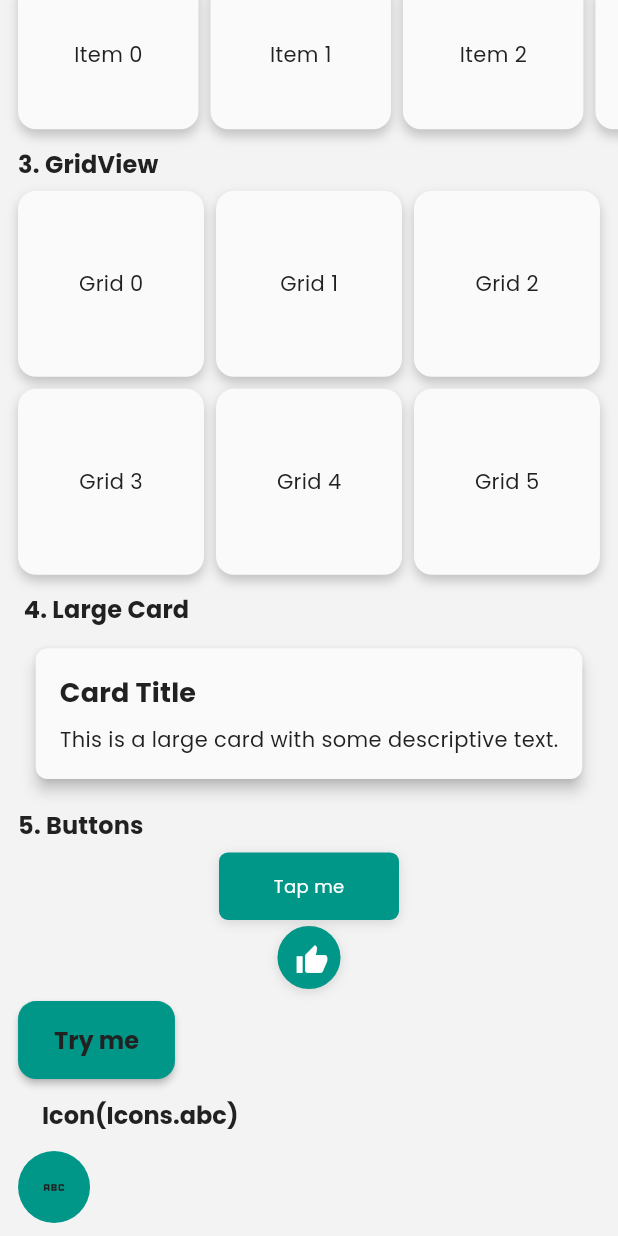
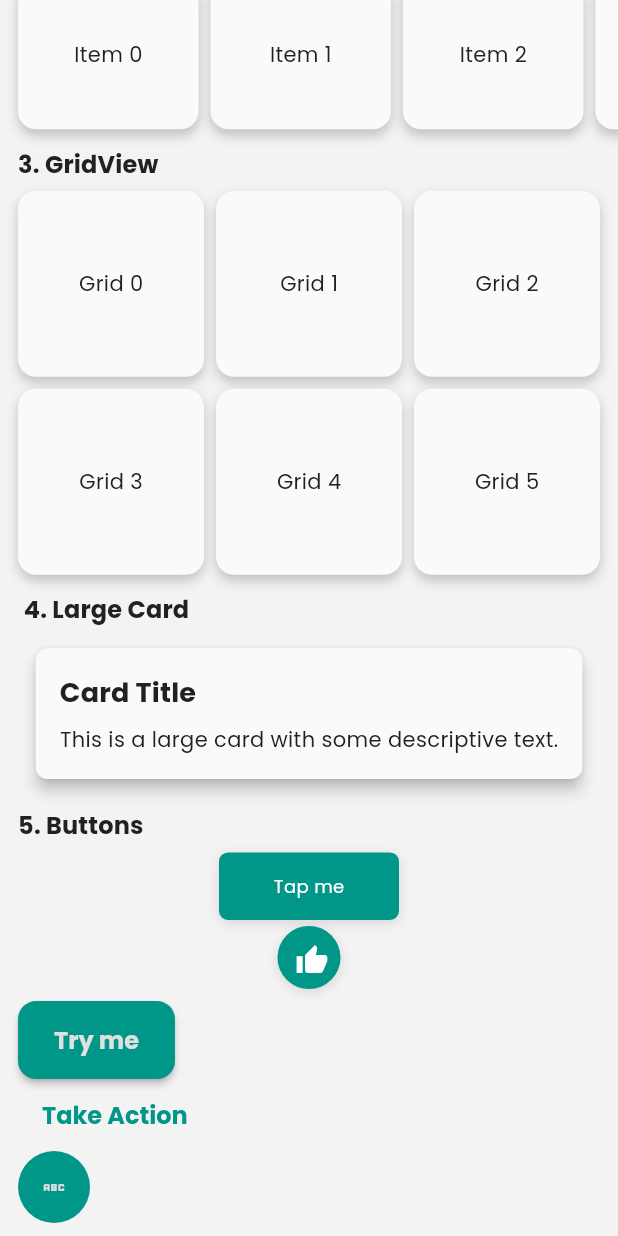
Before and after one commit to devaniket2/flutter_flavors_boilerplate, a Flutter app: the HomeScreen screen opened directly, scrolled down 1152 dp, on a phone screen of 412 x 824 dp. Run offline on Flutter 3.47's test engine with Material 3 defaults, Android fonts, the phone set to English and light mode, and no system bars; our stand-ins replace cached_network_image, connectivity_plus, device_info_plus, dio, flutter_animate, flutter_bloc and 10 more; missing offline and left inert: flutter_inappwebview; accounts and stored records are empty; network calls fail.

Commit message:
optimized button UI

```diff
--- a/lib/app/common/widgets/app_button.dart
+++ b/lib/app/common/widgets/app_button.dart
@@ -1,3 +1,4 @@
+import 'dart:async';
 import 'package:flutter/material.dart';
 import 'package:flutter_flavors_boilerplate/app/resources/color_resource.dart';
 import 'package:flutter_flavors_boilerplate/utils/app_utils/app_utils.dart';
@@ -5,7 +6,7 @@ import 'package:flutter_flavors_boilerplate/utils/snackbar/snackbar_manager.dart
 import 'package:flutter_screenutil/flutter_screenutil.dart';
 
 class AppButton extends StatefulWidget {
-  final Future<void> Function() onTap;
+  final FutureOr<void> Function()? onTap;
   final Widget child;
   final Color? backgroundColor;
   final BorderRadius? borderRadius;
@@ -99,9 +100,11 @@ class _AppButtonState extends State<AppButton>
     await _controller.forward();
     await _controller.reverse();
 
+    if (_isLoading) return;
+
     setState(() => _isLoading = true);
 
-    await widget.onTap();
+    await widget.onTap?.call();
 
     setState(() => _isLoading = false);
   }
--- a/lib/app/common/widgets/app_input_field.dart
+++ b/lib/app/common/widgets/app_input_field.dart
@@ -80,7 +80,7 @@ class AppInputField extends FormField<String> {
                    : TextAlign.start,
                maxLines: maxLines ?? 1,
                maxLength: maxLength,
-               style: AppTextTheme.bodySmall(
+               style: AppTextTheme.bodyMedium(
                  field.context,
                ).copyWith(color: field.hasError ? errorColor : textColor),
                keyboardType: keyboardType,
--- a/lib/app/common/widgets/app_material_button.dart
+++ b/lib/app/common/widgets/app_material_button.dart
@@ -1,11 +1,13 @@
+import 'dart:async';
+
 import 'package:flutter/material.dart';
 import 'package:flutter_flavors_boilerplate/app/resources/color_resource.dart';
-import 'package:flutter_flavors_boilerplate/utils/app_utils/app_utils.dart';
+import 'package:flutter_screenutil/flutter_screenutil.dart';
 
-class AppMaterialButton extends StatelessWidget {
+class AppMaterialButton extends StatefulWidget {
   final Widget child;
-  final VoidCallback? onPressed;
-  final VoidCallback? onLongPress;
+  final FutureOr<void> Function()? onTap;
+  final FutureOr<void> Function()? onLongPress;
   final Color? backgroundColor;
   final Color? foregroundColor;
   final Color? disabledBackgroundColor;
@@ -23,7 +25,7 @@ class AppMaterialButton extends StatelessWidget {
   const AppMaterialButton({
     super.key,
     required this.child,
-    required this.onPressed,
+    required this.onTap,
     this.onLongPress,
     this.backgroundColor,
     this.foregroundColor,
@@ -43,8 +45,8 @@ class AppMaterialButton extends StatelessWidget {
   factory AppMaterialButton.icon({
     Key? key,
     required Widget icon,
-    required VoidCallback? onPressed,
-    VoidCallback? onLongPress,
+    required FutureOr<void> Function()? onTap,
+    FutureOr<void> Function()? onLongPress,
     Color? backgroundColor,
     Color? foregroundColor,
     Color? disabledBackgroundColor,
@@ -59,7 +61,7 @@ class AppMaterialButton extends StatelessWidget {
   }) {
     return AppMaterialButton(
       key: key,
-      onPressed: onPressed,
+      onTap: onTap,
       onLongPress: onLongPress,
       backgroundColor: backgroundColor ?? ColorResource.PRIMARY,
       foregroundColor: foregroundColor,
@@ -82,11 +84,11 @@ class AppMaterialButton extends StatelessWidget {
   factory AppMaterialButton.text({
     Key? key,
     required String text,
-    required VoidCallback? onPressed,
-    VoidCallback? onLongPress,
+    required FutureOr<void> Function()? onTap,
+    FutureOr<void> Function()? onLongPress,
     TextStyle? textStyle,
     Color? backgroundColor = Colors.transparent,
-    Color? foregroundColor,
+    Color? foregroundColor = ColorResource.PRIMARY,
     Color? disabledBackgroundColor = Colors.transparent,
     Color? disabledForegroundColor,
     Color? splashColor = ColorResource.PRIMARY,
@@ -100,7 +102,7 @@ class AppMaterialButton extends StatelessWidget {
   }) {
     return AppMaterialButton(
       key: key,
-      onPressed: onPressed,
+      onTap: onTap,
       onLongPress: onLongPress,
       backgroundColor: backgroundColor,
       foregroundColor: foregroundColor,
@@ -125,8 +127,8 @@ class AppMaterialButton extends StatelessWidget {
     Key? key,
     required Widget icon,
     required Widget label,
-    required VoidCallback? onPressed,
-    VoidCallback? onLongPress,
+    required FutureOr<void> Function()? onTap,
+    FutureOr<void> Function()? onLongPress,
     Color? backgroundColor,
     Color? foregroundColor,
     Color? disabledBackgroundColor,
@@ -164,7 +166,7 @@ class AppMaterialButton extends StatelessWidget {
 
     return AppMaterialButton(
       key: key,
-      onPressed: onPressed,
+      onTap: onTap,
       onLongPress: onLongPress,
       backgroundColor: backgroundColor,
       foregroundColor: foregroundColor,
@@ -183,69 +185,105 @@ class AppMaterialButton extends StatelessWidget {
   }
 
   @override
+  State<AppMaterialButton> createState() => _AppMaterialButtonState();
+}
+
+class _AppMaterialButtonState extends State<AppMaterialButton> {
+  bool _isLoading = false;
+
+  /// Helper to process both synchronous and asynchronous callbacks
+  Future<void> _handleAction(FutureOr<void> Function()? action) async {
+    if (action == null || _isLoading) return;
+
+    setState(() => _isLoading = true);
+
+    try {
+      await action();
+    } finally {
+      // Prevents calling setState if the widget was unmounted during await
+      if (mounted) {
+        setState(() => _isLoading = false);
+      }
+    }
+  }
+
+  @override
   Widget build(BuildContext context) {
     final ThemeData theme = Theme.of(context);
-    bool isDarkMode = AppUtils.isDarkMode(context);
 
     // Dynamic Shape & Border Configuration
     final OutlinedBorder shape = RoundedRectangleBorder(
-      borderRadius: borderRadius ?? BorderRadius.circular(12.0),
-      side: side ?? BorderSide.none,
+      borderRadius: widget.borderRadius ?? BorderRadius.circular(12.r),
+      side: widget.side ?? BorderSide.none,
     );
 
     // Material State Resolution
     final ButtonStyle style = ButtonStyle(
       backgroundColor: WidgetStateProperty.resolveWith<Color?>((states) {
         if (states.contains(WidgetState.disabled)) {
-          return disabledBackgroundColor ??
+          return widget.disabledBackgroundColor ??
               theme.disabledColor.withValues(alpha: 0.12);
         }
-        return backgroundColor ?? theme.primaryColor;
+        return widget.backgroundColor ?? theme.primaryColor;
       }),
       foregroundColor: WidgetStateProperty.resolveWith<Color?>((states) {
         if (states.contains(WidgetState.disabled)) {
-          return disabledForegroundColor ??
+          return widget.disabledForegroundColor ??
               theme.disabledColor.withValues(alpha: 0.38);
         }
-        return foregroundColor ??
-            (isDarkMode
-                ? ColorResource.TEXT_TITLE_LIGHT
-                : ColorResource.TEXT_TITLE_DARK);
+        return widget.foregroundColor ?? ColorResource.TEXT_TITLE_LIGHT;
       }),
       overlayColor: WidgetStateProperty.resolveWith<Color?>((states) {
-        if (states.contains(WidgetState.pressed) && highlightColor != null) {
-          return highlightColor;
+        if (states.contains(WidgetState.pressed) &&
+            widget.highlightColor != null) {
+          return widget.highlightColor;
         }
         if (states.contains(WidgetState.focused) ||
             states.contains(WidgetState.hovered)) {
-          return splashColor?.withValues(alpha: 0.12);
+          return widget.splashColor?.withValues(alpha: 0.12);
         }
-        return splashColor;
+        return widget.splashColor;
       }),
       elevation: WidgetStateProperty.resolveWith<double>((states) {
         if (states.contains(WidgetState.disabled)) return 0.0;
-        final baseElevation = elevation ?? 2.0;
+        final baseElevation = widget.elevation ?? 2.0;
         if (states.contains(WidgetState.pressed) && baseElevation > 0) {
           return baseElevation + 2.0;
         }
         return baseElevation;
       }),
       padding: WidgetStateProperty.all<EdgeInsetsGeometry?>(
-        padding ?? const EdgeInsets.symmetric(horizontal: 24.0, vertical: 14.0),
+        widget.padding ??
+            const EdgeInsets.symmetric(horizontal: 24.0, vertical: 14.0),
       ),
       shape: WidgetStateProperty.all<OutlinedBorder>(shape),
       minimumSize: WidgetStateProperty.all<Size?>(
-        fullWidth
-            ? Size(double.infinity, minimumSize?.height ?? 48.0)
-            : minimumSize,
+        widget.fullWidth
+            ? Size(double.infinity, widget.minimumSize?.height ?? 48.0)
+            : widget.minimumSize,
       ),
     );
 
     return ElevatedButton(
-      onPressed: onPressed,
-      onLongPress: onLongPress,
+      // Pass null when loading to visually disable action triggers
+      onPressed: widget.onTap != null && !_isLoading
+          ? () => _handleAction(widget.onTap)
+          : null,
+      onLongPress: widget.onLongPress != null && !_isLoading
+          ? () => _handleAction(widget.onLongPress)
+          : null,
       style: style,
-      child: child,
+      child: _isLoading
+          ? SizedBox(
+              height: 20.r,
+              width: 20.r,
+              child: CircularProgressIndicator(
+                strokeWidth: 2.5,
+                // Automatically inherits text/icon color or white
+                color: widget.foregroundColor ?? ColorResource.TEXT_TITLE_LIGHT,
+              ),
+            )
+          : widget.child,
     );
   }
 }
--- a/lib/features/auth/presentation/screens/dashboard/dashboard_screen.dart
+++ b/lib/features/auth/presentation/screens/dashboard/dashboard_screen.dart
@@ -1,5 +1,6 @@
 import 'dart:ui';
 import 'package:flutter/material.dart';
+import 'package:flutter_animate/flutter_animate.dart';
 import 'package:flutter_bloc/flutter_bloc.dart';
 import 'package:flutter_flavors_boilerplate/app/common/themes/text_theme/app_text_theme.dart';
 import 'package:flutter_flavors_boilerplate/app/common/widgets/app_auto_complete_field.dart';
@@ -437,7 +438,7 @@ class _HomeScreenState extends State<HomeScreen> {
         AppButton(
           height: 45,
           width: 120,
-          onTap: () async {},
+          onTap: () {},
           child: Text(
             'Tap me',
             style: AppTextTheme.bodyMedium(
@@ -456,9 +457,24 @@ class _HomeScreenState extends State<HomeScreen> {
 
         SizedBox(height: 8.h),
 
-        AppMaterialButton(onPressed: () {}, child: Text('Try me')),
-        AppMaterialButton.text(onPressed: () {}, text: 'Icon(Icons.abc)'),
-        AppMaterialButton.icon(onPressed: () {}, icon: Icon(Icons.abc)),
+        AppMaterialButton(
+          onTap: () async {
+            await Future.delayed(2.seconds);
+          },
+          child: Text('Try me'),
+        ),
+        AppMaterialButton.text(
+          onTap: () async {
+            await Future.delayed(2.seconds);
+          },
+          text: 'Take Action',
+        ),
+        AppMaterialButton.icon(
+          onTap: () async {
+            await Future.delayed(2.seconds);
+          },
+          icon: Icon(Icons.abc),
+        ),
       ],
     );
   }
```
Also changed, not shown: lib/features/app_webview/presentation/app_webview_screen.dart (+9 -18 lines).
